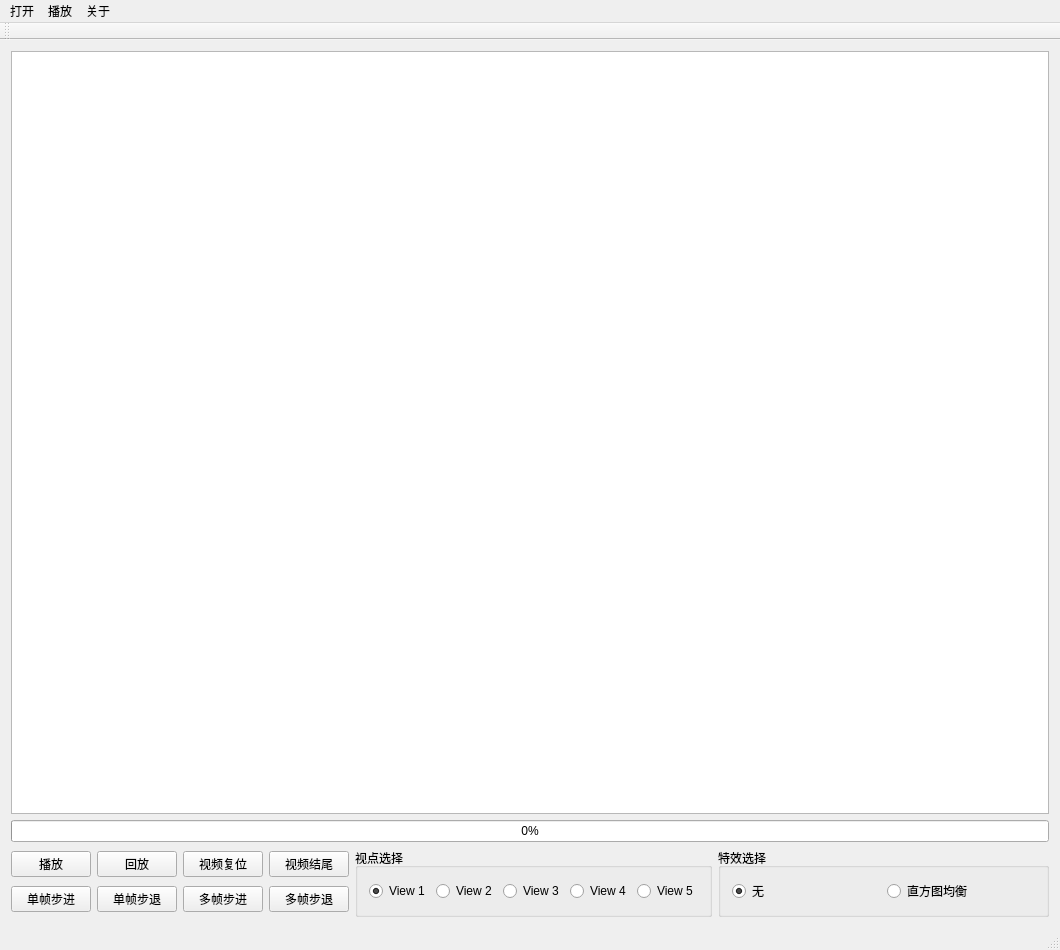
This is FreeView/mainwindow.ui in NBSmalltree/Free_View_System as Qt 5 draws it before an edit. The edited form follows.
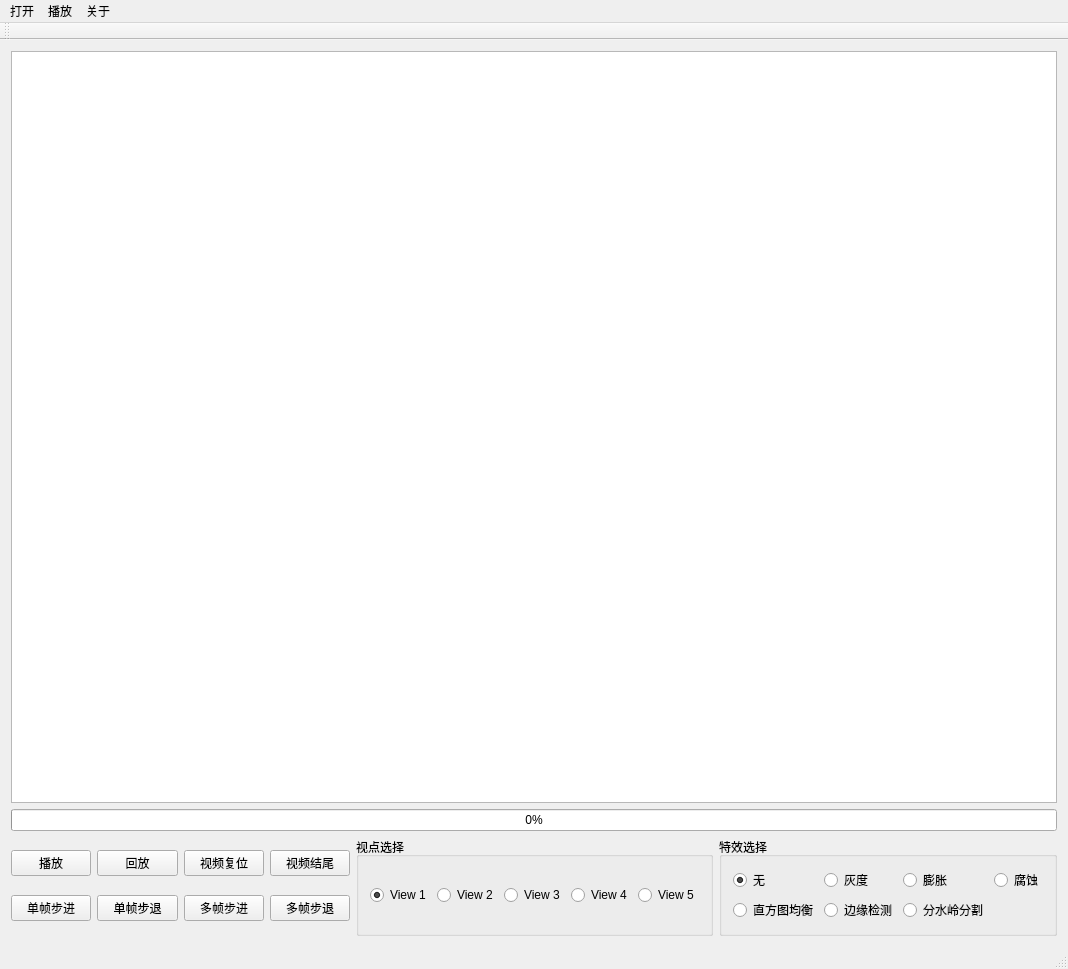
This is the edited form. Icons and pictures are not drawn.

Commit message: Append Video Effect with GRAY\DILATE\ERODE\HISTOGRAM\EDGE_DETECT\WATERSHED

Diff of the .ui file:
```diff
--- a/FreeView/mainwindow.ui
+++ b/FreeView/mainwindow.ui
@@ -6,8 +6,8 @@
    <rect>
     <x>0</x>
     <y>0</y>
-    <width>1060</width>
-    <height>950</height>
+    <width>1068</width>
+    <height>969</height>
    </rect>
   </property>
   <property name="windowTitle">
@@ -147,8 +147,15 @@
         <property name="title">
          <string>特效选择</string>
         </property>
-        <layout class="QHBoxLayout" name="horizontalLayout_2">
-         <item>
+        <layout class="QGridLayout" name="gridLayout_2">
+         <item row="1" column="3">
+          <widget class="QRadioButton" name="radioButton_Erode">
+           <property name="text">
+            <string>腐蚀</string>
+           </property>
+          </widget>
+         </item>
+         <item row="1" column="0">
           <widget class="QRadioButton" name="radioButton_None">
            <property name="text">
             <string>无</string>
@@ -158,13 +165,41 @@
            </property>
           </widget>
          </item>
-         <item>
-          <widget class="QRadioButton" name="radioButton_Binaryzation">
+         <item row="1" column="2">
+          <widget class="QRadioButton" name="radioButton_Dilate">
+           <property name="text">
+            <string>膨胀</string>
+           </property>
+          </widget>
+         </item>
+         <item row="1" column="1">
+          <widget class="QRadioButton" name="radioButton_Gray">
+           <property name="text">
+            <string>灰度</string>
+           </property>
+          </widget>
+         </item>
+         <item row="4" column="0">
+          <widget class="QRadioButton" name="radioButton_Histogram">
            <property name="text">
             <string>直方图均衡</string>
            </property>
           </widget>
          </item>
+         <item row="4" column="1">
+          <widget class="QRadioButton" name="radioButton_EdgeDetect">
+           <property name="text">
+            <string>边缘检测</string>
+           </property>
+          </widget>
+         </item>
+         <item row="4" column="2">
+          <widget class="QRadioButton" name="radioButton_WaterShed">
+           <property name="text">
+            <string>分水岭分割</string>
+           </property>
+          </widget>
+         </item>
         </layout>
        </widget>
       </item>
@@ -180,7 +215,7 @@
     <rect>
      <x>0</x>
      <y>0</y>
-     <width>1060</width>
+     <width>1068</width>
      <height>23</height>
     </rect>
    </property>
```
The commit also changes 3 other files.
